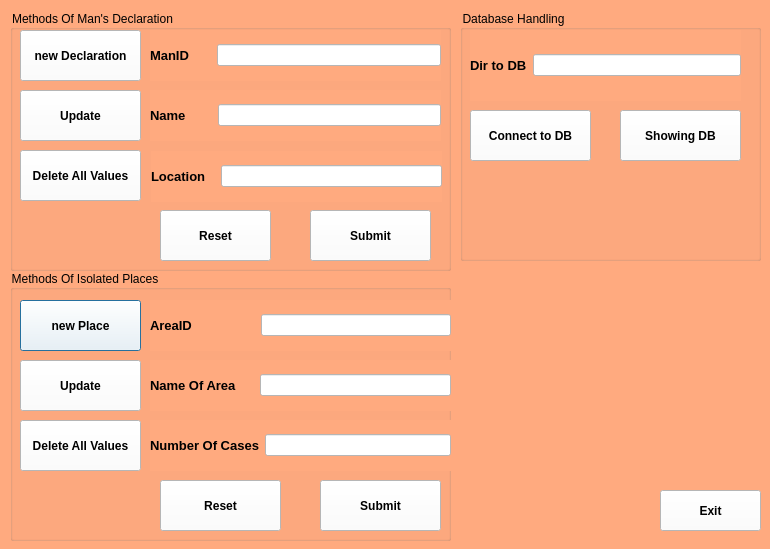
Before: the Qt Designer form Doing_Project/Declaration/mainmenu.ui in PhanNgocTrieu/Qt, drawn with Qt 5.
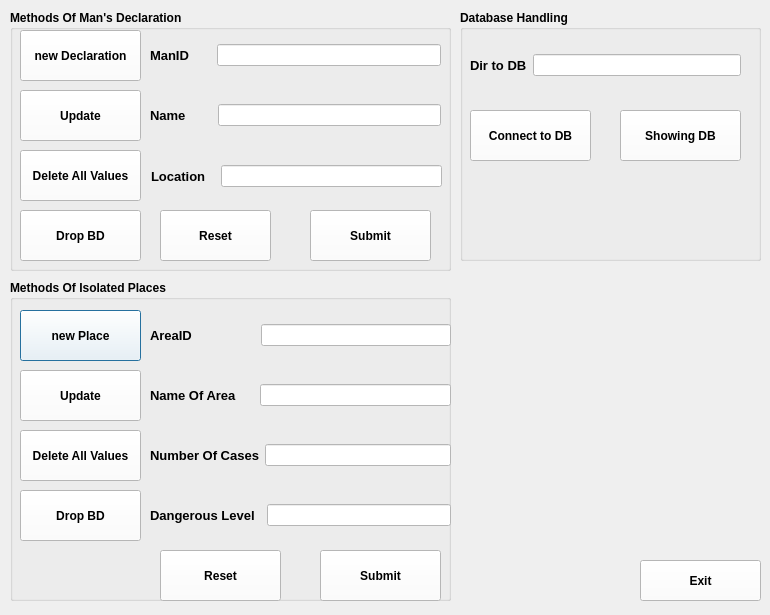
After: the same form once the commit is applied. Icons and pictures are not drawn.

```diff
--- a/Doing_Project/Declaration/mainmenu.ui
+++ b/Doing_Project/Declaration/mainmenu.ui
@@ -7,25 +7,30 @@
     <x>0</x>
     <y>0</y>
     <width>770</width>
-    <height>549</height>
+    <height>615</height>
    </rect>
   </property>
   <property name="windowTitle">
    <string>Dialog</string>
   </property>
   <property name="styleSheet">
-   <string notr="true">
-background-color: rgb(255, 170, 127);</string>
+   <string notr="true">background-image: url(:/resources/Image/Handling-background.jpg);</string>
   </property>
   <widget class="QGroupBox" name="groupIsolatedPlace">
    <property name="geometry">
     <rect>
      <x>10</x>
-     <y>270</y>
+     <y>280</y>
      <width>441</width>
-     <height>271</height>
+     <height>321</height>
     </rect>
    </property>
+   <property name="font">
+    <font>
+     <weight>75</weight>
+     <bold>true</bold>
+    </font>
+   </property>
    <property name="title">
     <string>Methods Of Isolated Places</string>
    </property>
@@ -77,7 +82,7 @@
     <property name="geometry">
      <rect>
       <x>150</x>
-      <y>210</y>
+      <y>270</y>
       <width>121</width>
       <height>51</height>
      </rect>
@@ -99,7 +104,7 @@
     <property name="geometry">
      <rect>
       <x>310</x>
-      <y>210</y>
+      <y>270</y>
       <width>121</width>
       <height>51</height>
      </rect>
@@ -253,6 +258,64 @@
      <string>Delete All Values</string>
     </property>
    </widget>
+   <widget class="QWidget" name="layoutWidget_8">
+    <property name="geometry">
+     <rect>
+      <x>140</x>
+      <y>210</y>
+      <width>301</width>
+      <height>51</height>
+     </rect>
+    </property>
+    <layout class="QHBoxLayout" name="horizontalLayout_8">
+     <property name="spacing">
+      <number>12</number>
+     </property>
+     <item>
+      <widget class="QLabel" name="lblLevel">
+       <property name="font">
+        <font>
+         <pointsize>10</pointsize>
+         <weight>75</weight>
+         <bold>true</bold>
+        </font>
+       </property>
+       <property name="text">
+        <string>Dangerous Level</string>
+       </property>
+      </widget>
+     </item>
+     <item>
+      <widget class="QLineEdit" name="txtLevel">
+       <property name="styleSheet">
+        <string notr="true">background-color: rgb(255, 255, 255);</string>
+       </property>
+      </widget>
+     </item>
+    </layout>
+   </widget>
+   <widget class="QPushButton" name="ButtonDropTB_Isolated">
+    <property name="geometry">
+     <rect>
+      <x>10</x>
+      <y>210</y>
+      <width>121</width>
+      <height>51</height>
+     </rect>
+    </property>
+    <property name="font">
+     <font>
+      <weight>75</weight>
+      <bold>true</bold>
+     </font>
+    </property>
+    <property name="styleSheet">
+     <string notr="true">background-color: rgb(255, 255, 255);</string>
+    </property>
+    <property name="text">
+     <string>Drop BD</string>
+    </property>
+   </widget>
   </widget>
   <widget class="QGroupBox" name="groupDatabaseAccess">
    <property name="geometry">
@@ -263,6 +326,12 @@
      <height>251</height>
     </rect>
    </property>
+   <property name="font">
+    <font>
+     <weight>75</weight>
+     <bold>true</bold>
+    </font>
+   </property>
    <property name="title">
     <string>Database Handling</string>
    </property>
@@ -347,9 +416,9 @@
   <widget class="QPushButton" name="btnExit">
    <property name="geometry">
     <rect>
-     <x>660</x>
-     <y>490</y>
-     <width>101</width>
+     <x>640</x>
+     <y>560</y>
+     <width>121</width>
      <height>41</height>
     </rect>
    </property>
@@ -375,6 +444,12 @@
      <height>261</height>
     </rect>
    </property>
+   <property name="font">
+    <font>
+     <weight>75</weight>
+     <bold>true</bold>
+    </font>
+   </property>
    <property name="title">
     <string>Methods Of Man's Declaration</string>
    </property>
@@ -599,6 +674,28 @@
      <string>Delete All Values</string>
     </property>
    </widget>
+   <widget class="QPushButton" name="ButtonDropTB_Declaration">
+    <property name="geometry">
+     <rect>
+      <x>10</x>
+      <y>200</y>
+      <width>121</width>
+      <height>51</height>
+     </rect>
+    </property>
+    <property name="font">
+     <font>
+      <weight>75</weight>
+      <bold>true</bold>
+     </font>
+    </property>
+    <property name="styleSheet">
+     <string notr="true">background-color: rgb(255, 255, 255);</string>
+    </property>
+    <property name="text">
+     <string>Drop BD</string>
+    </property>
+   </widget>
   </widget>
  </widget>
  <resources/>
```
